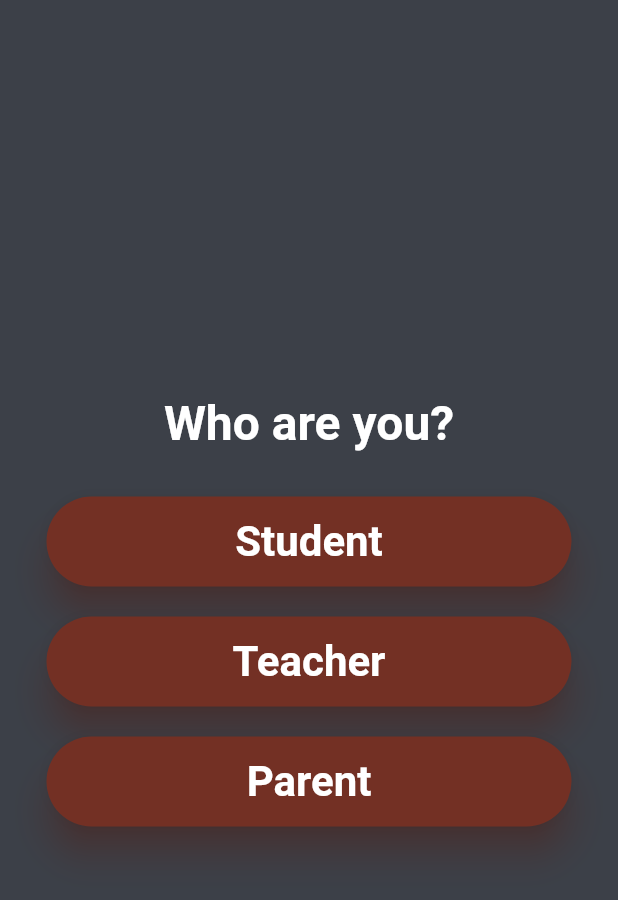
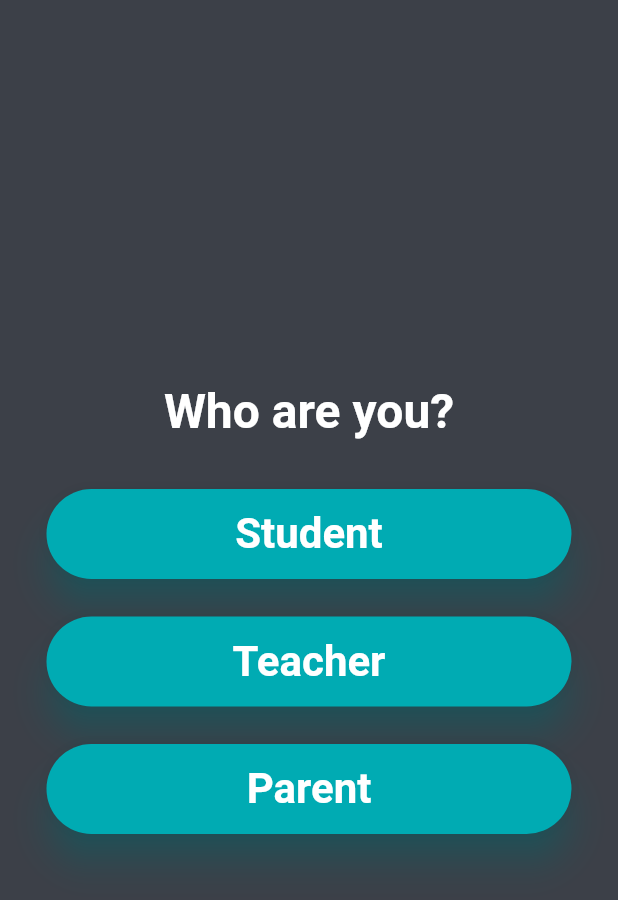
Before and after one commit to Google-Developer-Student-Club-CCOEW/Flutter, a Flutter app: the UserChoice screen opened directly, on a phone screen of 412 x 824 dp. Shown: the top 900 px of the screen. Run offline on Flutter 3.47's test engine with Material 2 defaults, Android fonts, the phone set to English and light mode, and no system bars.

Commit message:
Changed color scheme

```diff
--- a/lib/userchoice.dart
+++ b/lib/userchoice.dart
@@ -1,6 +1,4 @@
 import 'package:flutter/material.dart';
-
-import 'package:tech_tutor/main.dart';
 
 class UserChoice extends StatelessWidget {
   const UserChoice({Key? key}) : super(key: key);
@@ -8,13 +6,13 @@ class UserChoice extends StatelessWidget {
   @override
   Widget build(BuildContext context) {
     return Scaffold(
-      backgroundColor: Palette.kToDark,
+      backgroundColor: const Color(0xff3C4048),
       body: Center(
         child: Column(
           mainAxisAlignment: MainAxisAlignment.center,
           crossAxisAlignment: CrossAxisAlignment.center,
           children: [
-            Text(
+            const Text(
               'Who are you?',
               style: TextStyle(
                 fontSize: 32,
@@ -38,16 +36,19 @@ class UserChoice extends StatelessWidget {
   }) {
     return Container(
       margin: const EdgeInsets.symmetric(vertical: 10),
+      height: 65,
+      width: 370,
+      alignment: Alignment.center,
       child: ElevatedButton(
         style: ElevatedButton.styleFrom(
-          primary: Palette.kToDark.shade400,
+          primary: const Color(0xff00ABB3),
           fixedSize: const Size(350, 60),
           alignment: Alignment.center,
           shape: RoundedRectangleBorder(
             borderRadius: BorderRadius.circular(30),
           ),
           elevation: 10,
-          shadowColor: Palette.kToDark.shade300,
+          shadowColor: const Color(0xff00ABB3),
         ),
         onPressed: cb,
         child: getButtonHeading(title: title),
```
Also changed, not shown: pubspec.lock.
